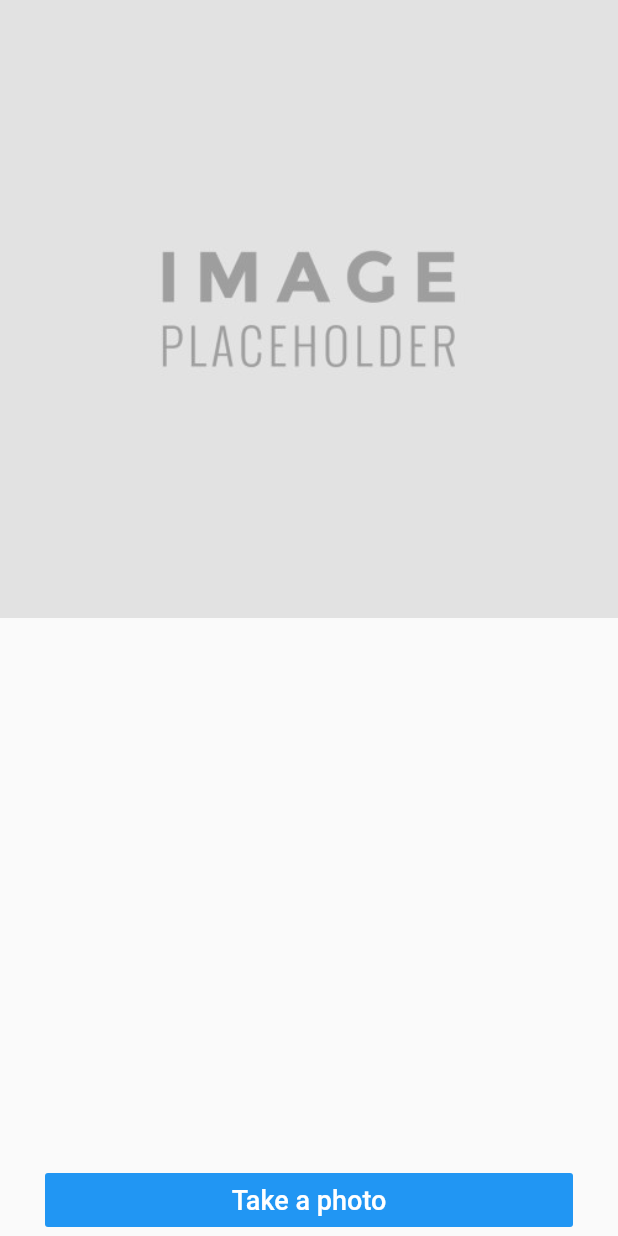
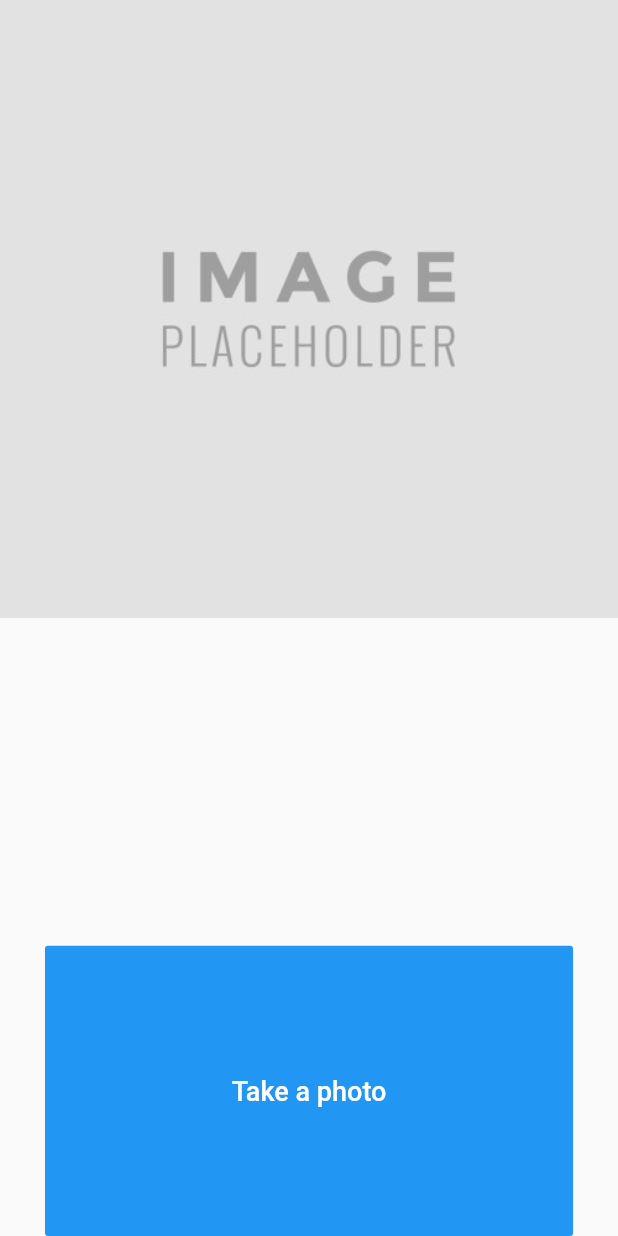
Before and after one commit to jamescardona11/ml-flutter-examples, a Flutter app: the TextScannerPage screen opened directly, after a tap on "Take a photo", on a phone screen of 412 x 824 dp. Run offline on Flutter 3.47's test engine with Material 2 defaults, Android fonts, the phone set to English and light mode, and no system bars; our stand-ins replace avatar_glow, image_picker, speech_to_text; missing offline and left inert: firebase_ml_vision, highlight_text; accounts and stored records are empty.

Commit message:
Improve text recognize

```diff
--- a/lib/textscanner/text_scanner_page.dart
+++ b/lib/textscanner/text_scanner_page.dart
@@ -22,17 +22,24 @@ class _TextScannerPageState extends State<TextScannerPage> {
             getImageBackground(),
             SizedBox(height: 25),
             if (_text != '')
-              Column(
+              Container(
+                height: 350,
+                child: Column(
                   mainAxisAlignment: MainAxisAlignment.center,
                   children: [
-                  Text('Found Text:', style: TextStyle(fontSize: 25, color: Colors.black, fontWeight: FontWeight.w600)),
-                  SingleChildScrollView(
+                    Text('Found Text:',
+                        style: TextStyle(fontSize: 25, color: Colors.black, fontWeight: FontWeight.w600)),
+                    Expanded(
+                      child: SingleChildScrollView(
                         child: Text(_text, style: TextStyle(fontSize: 18, color: Colors.black)),
+                      ),
                     )
                   ],
                 ),
+              ),
             Expanded(child: SizedBox()),
-            Container(
+            Expanded(
+              child: Container(
                 width: MediaQuery.of(context).size.width,
                 margin: EdgeInsets.symmetric(horizontal: 30),
                 child: FlatButton(
@@ -45,6 +52,7 @@ class _TextScannerPageState extends State<TextScannerPage> {
                     takePicture();
                   },
                   child: Text('Take a photo', style: TextStyle(fontSize: 18, color: Colors.white)),
+                ),
               ),
             ),
           ],
@@ -75,7 +83,23 @@ class _TextScannerPageState extends State<TextScannerPage> {
       FirebaseVisionImage preProcessImage = new FirebaseVisionImage.fromFilePath(pikedFile.path);
 
       VisionText textRecognized = await textRecognizer.processImage(preProcessImage);
-      String text = textRecognized.text;
+      /*String text = textRecognized.text;
+      setState(() {
+        _selectedFile = File(pikedFile.path);
+        _text = text;
+      });*/
+
+      String text = '';
+      for (TextBlock block in textRecognized.blocks) {
+        for (TextLine line in block.lines) {
+          for (TextElement word in line.elements) {
+            text = text + word.text + ' ';
+          }
+          text = text + '\n';
+        }
+      }
+      textRecognizer.close();
+
       setState(() {
         _selectedFile = File(pikedFile.path);
         _text = text;
```
Lines whose indentation alone changed are shown as unchanged.
